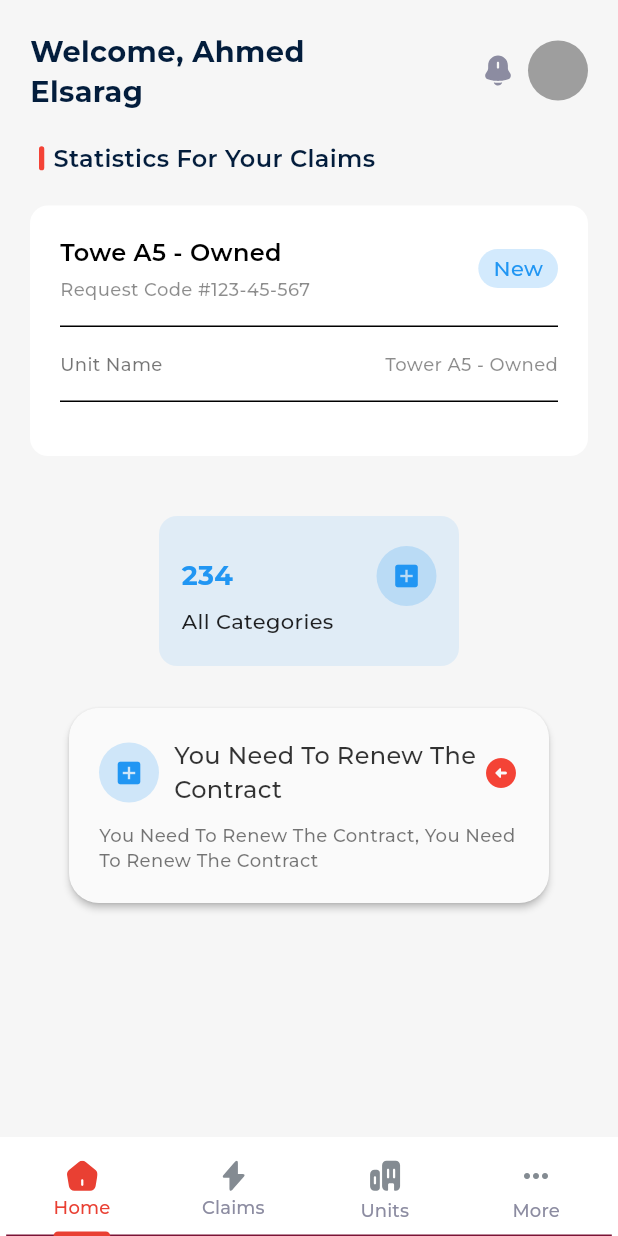
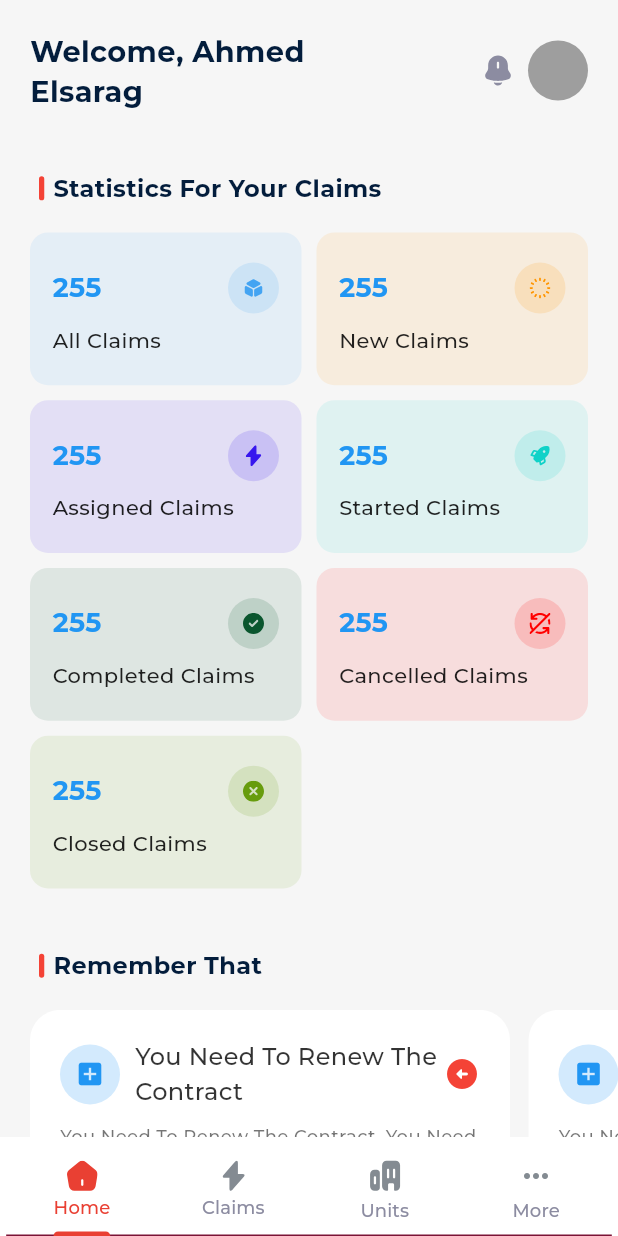
Before and after one commit to ahmedElsarag/claimizer, a Flutter app: the screen it shows after launch, on a phone screen of 412 x 824 dp. Run offline on Flutter 3.47's test engine with Material 2 defaults, Android fonts, the phone set to English and light mode, and no system bars; our stand-ins replace cached_network_image, carousel_slider, device_info_plus, dio, dropdown_search, event_bus and 19 more; missing offline and left inert: flustars; statements that could not run were skipped; project files that could hold a hidden picture were left out.

Commit message:
create home screen

```diff
--- /dev/null
+++ b/lib/app_widgets/app_headline.dart
@@ -0,0 +1,32 @@
+import 'package:flutter/material.dart';
+
+import '../res/colors.dart';
+
+class AppHeadline extends StatelessWidget {
+  const AppHeadline({Key key, @required this.title}) : super(key: key);
+
+  final String title;
+
+  @override
+  Widget build(BuildContext context) {
+    return Padding(
+      padding: const EdgeInsets.symmetric(horizontal: 20),
+      child: Row(
+        children: [
+          Container(
+            margin: EdgeInsetsDirectional.only(start: 6),
+            width: 3.5,
+            height: 16,
+            decoration: BoxDecoration(borderRadius: BorderRadius.circular(6), color: Colors.red),
+          ),
+          SizedBox(
+            width: 6,
+          ),
+          Text(title,
+              maxLines: 1,
+              style: TextStyle(color: MColors.headline_text_color, fontSize: 16, fontWeight: FontWeight.bold)),
+        ],
+      ),
+    );
+  }
+}
--- a/lib/res/colors.dart
+++ b/lib/res/colors.dart
@@ -7,11 +7,12 @@ class MColors {
   static const second_dark_color = Color(0xFF1E1E1E);
   static const text_dark_color = Color(0xFFE1E1E1);
   static const text2_dark_color = Color(0xFF9F9F9F);
-  static const loginColor2 =  Color(0xff7A1336);
-  static const loginColor1 =  Color(0xff561435);
+  static const loginColor2 = Color(0xff7A1336);
+  static const loginColor1 = Color(0xff561435);
 
   static const primary_color = Color(0xFFE94033);
   static const primary_light_color = Color(0xFF8C8CA1);
+  static const subText_color = Color(0xFF8C8CA1);
   static const secondary_color = Color(0xFFB12278);
   static const intro2_color = Color(0xFF42868A);
   static const intro3_color = Color(0xFF8C6AA7);
@@ -19,7 +20,7 @@ class MColors {
   static const dark_text_color = Color(0xFF58113C);
   static const headline_text_color = Color(0xFF031D3C);
   static const secondary_text_color = Color(0xFF535763);
-  static const subText_color = Color(0xFF8C8CA1);
+
   static const light_text_color = Color(0xFF2E435C);
   static const error_color = Color(0xFFE94033);
   static const btn_color = Color(0xFFF8DBED);
--- /dev/null
+++ b/lib/ui/claims_screen/claims_screen.dart
@@ -0,0 +1,10 @@
+import 'package:flutter/material.dart';
+
+class ClaimsScreen extends StatelessWidget {
+  const ClaimsScreen({Key key}) : super(key: key);
+
+  @override
+  Widget build(BuildContext context) {
+    return Container();
+  }
+}
--- a/lib/ui/home_screen/HomeScreen.dart
+++ b/lib/ui/home_screen/HomeScreen.dart
@@ -1,20 +1,43 @@
-import 'package:flutter/cupertino.dart';
+import 'package:Cliamizer/CommonUtils/image_utils.dart';
+import 'package:Cliamizer/app_widgets/app_headline.dart';
+import 'package:Cliamizer/ui/home_screen/widgets/home_card_item.dart';
+import 'package:Cliamizer/ui/home_screen/widgets/remember_that_item.dart';
 import 'package:flutter/material.dart';
 import 'package:flutter_svg/svg.dart';
 import 'package:sizer/sizer.dart';
-import 'package:Cliamizer/CommonUtils/image_utils.dart';
-import 'package:Cliamizer/app_widgets/headline.dart';
-import 'package:Cliamizer/app_widgets/horizontal_list.dart';
-import 'package:Cliamizer/ui/home_screen/widgets/bannerSliderComponent.dart';
-import 'package:Cliamizer/ui/home_screen/widgets/home_list_item.dart';
-import 'package:Cliamizer/ui/home_screen/widgets/top_shape.dart';
 
-import '../../app_widgets/TextWidgets.dart';
 import '../../res/colors.dart';
 
 class HomeScreen extends StatelessWidget {
   HomeScreen({Key key}) : super(key: key);
 
+  List cardsColor = [
+    Color(0xff44A4F2),
+    Color(0xffFF9500),
+    Color(0xff3716EE),
+    Color(0xff10D2C8),
+    Color(0xff0A562E),
+    Color(0xffFF0000),
+    Color(0xff679C0D),
+  ];
+  List<String> cardTitles = [
+    'All Claims',
+    'New Claims',
+    'Assigned Claims',
+    'Started Claims',
+    'Completed Claims',
+    'Cancelled Claims',
+    'Closed Claims'
+  ];
+  List<String> cardImages = [
+    'allclaims',
+    'newclaims',
+    'assigned_claims',
+    'started_claims',
+    'completed_claims',
+    'canceled_claims',
+    'closed_claims'
+  ];
 
   @override
   Widget build(BuildContext context) {
@@ -26,166 +49,118 @@ class HomeScreen extends StatelessWidget {
           mainAxisAlignment: MainAxisAlignment.spaceBetween,
           children: [
             Padding(
-                padding: EdgeInsets.all(20),
+                padding: EdgeInsets.fromLTRB(20, 20, 20, 0),
               child: Row(
                 children: [
                   Container(
                     width: 200,
-                      child: Text('Welcome, Ahmed Elsarag',maxLines:2,style: TextStyle(color: MColors.headline_text_color,fontSize: 14.sp,fontWeight: FontWeight.bold)),),
+                    child: Text('Welcome, Ahmed Elsarag',
+                        maxLines: 2,
+                        style: TextStyle(
+                            color: MColors.headline_text_color, fontSize: 14.sp, fontWeight: FontWeight.bold)),
+                  ),
                   Spacer(),
                   SvgPicture.asset(ImageUtils.getSVGPath('notification')),
-                    SizedBox(width: 8,),
+                  SizedBox(
+                    width: 8,
+                  ),
                   Container(
                     width: 40,
                     height: 40,
-                      decoration: BoxDecoration(
-                          borderRadius: BorderRadius.circular(200),
-                          color: Colors.grey
-                      ),
+                    decoration: BoxDecoration(borderRadius: BorderRadius.circular(200), color: Colors.grey),
                   )
                 ],
               ),
             ),
-              Padding(
-                padding: const EdgeInsets.symmetric(horizontal: 20),
-                child: Row(
-                  children: [
-                    Container(
-                      margin: EdgeInsetsDirectional.only(start: 6),
-                      width: 3.5,
-                      height: 16,
-                      decoration: BoxDecoration(
-                          borderRadius: BorderRadius.circular(6),
-                          color: Colors.red),
-
+            const SizedBox(
+              height: 40,
             ),
-                    SizedBox(width: 6,),
-                    Text('Statistics For Your Claims',maxLines:1,style: TextStyle(color: MColors.headline_text_color,fontSize: 16,fontWeight: FontWeight.w600)),
-
-                  ],
-                ),
-              ),
-
-
-              Container(
-                margin: EdgeInsets.all(20),
-                padding: EdgeInsets.all(20),
-                width: double.maxFinite,
-                decoration: BoxDecoration(
-                    borderRadius: BorderRadius.circular(12),
-                    color: Colors.white
-                ),
-                child: Column(
-                  crossAxisAlignment: CrossAxisAlignment.start,
-                  children: [
-                    Row(
-                      children: [
-                        Column(
-                          crossAxisAlignment: CrossAxisAlignment.start,
-                          children: [
-                            Text('Towe A5 - Owned',style: TextStyle(fontSize: 16,fontWeight:FontWeight.w600,color: Colors.black),),
-                            SizedBox(height: 4,),
-                            Text('Request Code #123-45-567',style: TextStyle(fontSize: 12,fontWeight:FontWeight.w500,color: Colors.black45),),
-                          ],
-                        ),
-                        Spacer(),
-                        Container(
-                          padding: EdgeInsets.symmetric(horizontal: 10,vertical: 3),
-                          decoration: BoxDecoration(
-                              borderRadius: BorderRadius.circular(14),
-                              color: Colors.blue.withOpacity(.2)
-                          ),
-                          child: Text('New',style: TextStyle(fontSize: 14,color: Colors.blue),),
-                        )
-                      ],
-                    ),
-                    SizedBox(height: 16,),
-                    Divider(height: 1,color: Colors.black,),
-                    SizedBox(height: 16,),
-                    Row(
-                      children: [
-                        Text('Unit Name',style: TextStyle(fontSize: 12,color: Colors.black54),),
-                        Spacer(),
-                        Text('Tower A5 - Owned',style: TextStyle(fontSize: 12,color: Colors.black45),),
-                      ],
-                    ),
-                    SizedBox(height: 16,),
-                    Divider(height: 1,color: Colors.black,),
-                    SizedBox(height: 16,),
-                  ],
-                ),
-              ),
-
-              Container(
-                width: 200,
-                height: 100,
-                margin: EdgeInsets.all(20),
-                padding: EdgeInsets.symmetric(horizontal: 15,vertical: 20),
-                decoration: BoxDecoration(
-                    borderRadius: BorderRadius.circular(12),
-                    color: Colors.blue.withOpacity(.1)
-                ),
-                child: Column(
-                  crossAxisAlignment: CrossAxisAlignment.start,
-                  children: [
-                    Row(
-                      children: [
-                        Text('234',style: TextStyle(color: Colors.blue,fontSize: 18,fontWeight: FontWeight.bold),),
-                        Spacer(),
-                        Container(
-                          padding: EdgeInsets.all(10),
-                          decoration: BoxDecoration(
-                              borderRadius: BorderRadius.circular(200),
-                              color: Colors.blue.withOpacity(.2)
-                          ),
-                          child: Icon(Icons.add_box,color: Colors.blue,size: 20,),
-                        )
-                      ],
-                    ),
-                    Spacer(),
-                    Text('All Categories',style: TextStyle(color: Colors.black87,fontSize: 14),),
-
-                  ],
-                ),
+            AppHeadline(title: 'Statistics For Your Claims'),
+            const SizedBox(
+              height: 18,
             ),
             Padding(
-                padding: const EdgeInsets.all(8.0),
-                child: Material(
-                  elevation: 2,
-                  borderRadius: BorderRadius.circular(20),
-                  child: Container(
-                    width: 320,
-                    height: 130,
-                    padding: EdgeInsets.all(20),
-                    decoration: BoxDecoration(
-                      borderRadius: BorderRadius.circular(20),
-                    ),
-                    child: Column(
-                      crossAxisAlignment: CrossAxisAlignment.start,
-                      children: [
-                        Row(
-                          children: [
-                            Container(
-                              padding: EdgeInsets.all(10),
-                              decoration: BoxDecoration(
-                                  borderRadius: BorderRadius.circular(200),
-                                  color: Colors.blue.withOpacity(.2)
-                              ),
-                              child: Icon(Icons.add_box,color: Colors.blue,size: 20,),
-                            ),
-                            SizedBox(width: 10,),
-                            Expanded(child: Text('You Need To Renew The Contract',maxLines:2,style: TextStyle(color: Colors.black.withOpacity(.8),fontSize: 16,fontWeight: FontWeight.w500),)),
-                            Icon(Icons.arrow_circle_left_rounded,color: Colors.red,),
-                          ],
-                        ),
-                        Spacer(),
-                        Text('You Need To Renew The Contract, You Need To Renew The Contract',maxLines:2,style: TextStyle(color: Colors.black54,fontSize: 12,)),
-                      ],
+              padding: const EdgeInsets.symmetric(horizontal: 20.0),
+              child: GridView.count(
+                crossAxisCount: 2,
+                crossAxisSpacing: 10,
+                mainAxisSpacing: 10,
+                childAspectRatio: 16 / 9,
+                shrinkWrap: true,
+                physics: NeverScrollableScrollPhysics(),
+                children: List.generate(
+                  7,
+                  (index) => HomeCardItem(
+                      cardColor: cardsColor[index],
+                      title: cardTitles[index],
+                      imageIcon: cardImages[index],
+                      value: '255'),
                 ),
               ),
             ),
-              )
+            const SizedBox(height: 40),
+            AppHeadline(title: 'Remember That'),
+            const SizedBox(height: 18),
+            Container(
+              height: 130,
+              child: ListView.separated(
+                  scrollDirection: Axis.horizontal,
+                  itemBuilder: (_, index) => RememberThatItem(index: index),
+                  separatorBuilder: (_, index) => SizedBox(
+                        width: 3.w,
+                      ),
+                  itemCount: 5),
+            ),
+            const SizedBox(height: 40),
 
+            // Container(
+            //   margin: EdgeInsets.all(20),
+            //   padding: EdgeInsets.all(20),
+            //   width: double.maxFinite,
+            //   decoration: BoxDecoration(
+            //       borderRadius: BorderRadius.circular(12),
+            //       color: Colors.white
+            //   ),
+            //   child: Column(
+            //     crossAxisAlignment: CrossAxisAlignment.start,
+            //     children: [
+            //       Row(
+            //         children: [
+            //           Column(
+            //             crossAxisAlignment: CrossAxisAlignment.start,
+            //             children: [
+            //               Text('Towe A5 - Owned',style: TextStyle(fontSize: 16,fontWeight:FontWeight.w600,color: Colors.black),),
+            //               SizedBox(height: 4,),
+            //               Text('Request Code #123-45-567',style: TextStyle(fontSize: 12,fontWeight:FontWeight.w500,color: Colors.black45),),
+            //             ],
+            //           ),
+            //           Spacer(),
+            //           Container(
+            //             padding: EdgeInsets.symmetric(horizontal: 10,vertical: 3),
+            //             decoration: BoxDecoration(
+            //                 borderRadius: BorderRadius.circular(14),
+            //                 color: Colors.blue.withOpacity(.2)
+            //             ),
+            //             child: Text('New',style: TextStyle(fontSize: 14,color: Colors.blue),),
+            //           )
+            //         ],
+            //       ),
+            //       SizedBox(height: 16,),
+            //       Divider(height: 1,color: Colors.black,),
+            //       SizedBox(height: 16,),
+            //       Row(
+            //         children: [
+            //           Text('Unit Name',style: TextStyle(fontSize: 12,color: Colors.black54),),
+            //           Spacer(),
+            //           Text('Tower A5 - Owned',style: TextStyle(fontSize: 12,color: Colors.black45),),
+            //         ],
+            //       ),
+            //       SizedBox(height: 16,),
+            //       Divider(height: 1,color: Colors.black,),
+            //       SizedBox(height: 16,),
+            //     ],
+            //   ),
+            // ),
           ],
           )
         ),
--- /dev/null
+++ b/lib/ui/home_screen/widgets/home_card_item.dart
@@ -0,0 +1,53 @@
+import 'package:Cliamizer/CommonUtils/image_utils.dart';
+import 'package:flutter/material.dart';
+import 'package:flutter_svg/flutter_svg.dart';
+
+class HomeCardItem extends StatelessWidget {
+  const HomeCardItem(
+      {Key key, @required this.cardColor, @required this.title, @required this.imageIcon, @required this.value})
+      : super(key: key);
+
+  final Color cardColor;
+  final String title;
+  final String imageIcon;
+  final String value;
+
+  @override
+  Widget build(BuildContext context) {
+    return Container(
+      width: 200,
+      height: 20,
+      // margin: EdgeInsets.all(20),
+      padding: EdgeInsets.symmetric(horizontal: 15, vertical: 20),
+      decoration: BoxDecoration(borderRadius: BorderRadius.circular(12), color: cardColor.withOpacity(.1)),
+      child: Column(
+        crossAxisAlignment: CrossAxisAlignment.start,
+        children: [
+          Row(
+            children: [
+              Text(
+                value,
+                style: TextStyle(color: Colors.blue, fontSize: 18, fontWeight: FontWeight.bold),
+              ),
+              Spacer(),
+              Container(
+                padding: EdgeInsets.all(10),
+                decoration: BoxDecoration(borderRadius: BorderRadius.circular(200), color: cardColor.withOpacity(.15)),
+                child: SvgPicture.asset(
+                  ImageUtils.getSVGPath(imageIcon),
+                  width: 14,
+                  height: 14,
+                ),
+              )
+            ],
+          ),
+          Spacer(),
+          Text(
+            title,
+            style: TextStyle(color: Colors.black87, fontSize: 14),
+          ),
+        ],
+      ),
+    );
+  }
+}
--- /dev/null
+++ b/lib/ui/home_screen/widgets/remember_that_item.dart
@@ -0,0 +1,55 @@
+import 'package:flutter/material.dart';
+
+class RememberThatItem extends StatelessWidget {
+  const RememberThatItem({Key key, @required this.index}) : super(key: key);
+  final int index;
+
+  @override
+  Widget build(BuildContext context) {
+    return Container(
+      width: 320,
+      height: 130,
+      padding: EdgeInsets.all(20),
+      margin: EdgeInsetsDirectional.only(start: index == 0 ? 20 : 0),
+      decoration: BoxDecoration(borderRadius: BorderRadius.circular(20), color: Colors.white),
+      child: Column(
+        crossAxisAlignment: CrossAxisAlignment.start,
+        children: [
+          Row(
+            children: [
+              Container(
+                padding: EdgeInsets.all(10),
+                decoration: BoxDecoration(borderRadius: BorderRadius.circular(200), color: Colors.blue.withOpacity(.2)),
+                child: Icon(
+                  Icons.add_box,
+                  color: Colors.blue,
+                  size: 20,
+                ),
+              ),
+              SizedBox(
+                width: 10,
+              ),
+              Expanded(
+                  child: Text(
+                'You Need To Renew The Contract',
+                maxLines: 2,
+                style: TextStyle(color: Colors.black.withOpacity(.8), fontSize: 16, fontWeight: FontWeight.w500),
+              )),
+              Icon(
+                Icons.arrow_circle_left_rounded,
+                color: Colors.red,
+              ),
+            ],
+          ),
+          Spacer(),
+          Text('You Need To Renew The Contract, You Need To Renew The Contract',
+              maxLines: 2,
+              style: TextStyle(
+                color: Colors.black54,
+                fontSize: 12,
+              )),
+        ],
+      ),
+    );
+  }
+}
--- a/lib/ui/main_screens/MainScreen.dart
+++ b/lib/ui/main_screens/MainScreen.dart
@@ -1,11 +1,12 @@
+import 'package:Cliamizer/base/view/base_state.dart';
 import 'package:flutter/material.dart';
 import 'package:flutter_svg/flutter_svg.dart';
 import 'package:provider/provider.dart';
 import 'package:sizer/sizer.dart';
-import 'package:Cliamizer/base/view/base_state.dart';
-import 'package:Cliamizer/ui/qr_screen/qr_screen.dart';
+
 import '../../CommonUtils/image_utils.dart';
 import '../../res/colors.dart';
+import '../claims_screen/claims_screen.dart';
 import '../home_screen/HomeScreen.dart';
 import '../main_screens/MainPresenter.dart';
 import 'MainProvider.dart';
@@ -30,7 +31,6 @@ class MainScreenState extends BaseState<MainScreen, MainPresenter>
   @override
   void initState() {
     super.initState();
-
   }
 
   @override
@@ -47,9 +47,9 @@ class MainScreenState extends BaseState<MainScreen, MainPresenter>
               controller: mainProvider.tabController,
               children: [
                 HomeScreen(),
-                  QrScreen(),
-                  HomeScreen(),
-                  HomeScreen(),
+                ClaimsScreen(),
+                ClaimsScreen(),
+                ClaimsScreen(),
               ],
             ),
             bottomNavigationBar: Container(
--- a/lib/ui/qr_screen/qr_screen.dart
+++ /dev/null
@@ -1,52 +0,0 @@
-import 'package:flutter/cupertino.dart';
-import 'package:flutter/material.dart';
-import 'package:flutter_svg/flutter_svg.dart';
-import 'package:sizer/sizer.dart';
-import 'package:Cliamizer/CommonUtils/image_utils.dart';
-import 'package:Cliamizer/app_widgets/TextWidgets.dart';
-import 'package:Cliamizer/ui/qr_screen/widgets/qr_card.dart';
-
-import '../../res/colors.dart';
-
-class QrScreen extends StatelessWidget {
-  const QrScreen({Key key}) : super(key: key);
-
-  @override
-  Widget build(BuildContext context) {
-    return Scaffold(
-      backgroundColor: MColors.secondary_color,
-      body: SingleChildScrollView(
-        child: Column(
-          children: [
-            Stack(
-              children: [
-                Image.asset(ImageUtils.getImagePath('qr_shape'),fit: BoxFit.fill,height:35.h,width: double.maxFinite),
-                Container(
-                  width: double.maxFinite,
-                  margin: EdgeInsets.only(top: 40),
-                  child: SvgPicture.asset(ImageUtils.getSVGPath('qr'),height: 30.h),
-                )
-              ],
-            ),
-            SizedBox(height: 2.h,),
-            boldText('QR Code Scanner',fontSize: 16.sp,color: MColors.white5.withOpacity(.8)),
-            SizedBox(height: 4.h,),
-            Padding(
-              padding: const EdgeInsets.only(bottom: 20.0),
-              child: Wrap(
-                spacing: 20,
-                runSpacing: 20,
-                children: [
-                  QrCard(imagePath: 'qr_scanner', title: 'QR SCANNER'),
-                  QrCard(imagePath: 'card_scan', title: 'CARD SCAN'),
-                  QrCard(imagePath: 'polices', title: 'POLICIES'),
-                  QrCard(imagePath: 'games', title: 'GAMES'),
-                ]
-              ),
-            )
-          ],
-        ),
-      ),
-    );
-  }
-}
--- a/lib/ui/qr_screen/widgets/qr_card.dart
+++ /dev/null
@@ -1,33 +0,0 @@
-import 'package:flutter/cupertino.dart';
-import 'package:flutter_svg/svg.dart';
-import 'package:sizer/sizer.dart';
-
-import '../../../CommonUtils/image_utils.dart';
-import '../../../app_widgets/TextWidgets.dart';
-import '../../../res/colors.dart';
-
-class QrCard extends StatelessWidget {
-  const QrCard({Key key, @required this.imagePath,@required this.title}) : super(key: key);
-
-  final String imagePath;
-  final String title;
-  @override
-  Widget build(BuildContext context) {
-    return Container(
-      width: 40.w,
-      height: 40.w,
-      decoration: BoxDecoration(
-          color: MColors.btn_color,
-          borderRadius: BorderRadius.circular(18)
-      ),
-      child: Column(
-        mainAxisAlignment: MainAxisAlignment.center,
-        children: [
-          SvgPicture.asset(ImageUtils.getSVGPath(imagePath)),
-          SizedBox(height: 2.h,),
-          boldText(title,fontSize: 12.sp,color: MColors.light_text_color)
-        ],
-      ),
-    );
-  }
-}
```
Also changed, not shown: assets/images/svg/allclaims.svg (added), assets/images/svg/assigned_claims.svg (added), assets/images/svg/canceled_claims.svg (added), assets/images/svg/closed_claims.svg (added), assets/images/svg/completed_claims.svg (added), assets/images/svg/new_claims.svg (added), assets/images/svg/newclaims.svg (added), assets/images/svg/started_claims.svg (added), lib/generated/l10n.dart. Lines whose indentation alone changed are shown as unchanged.
